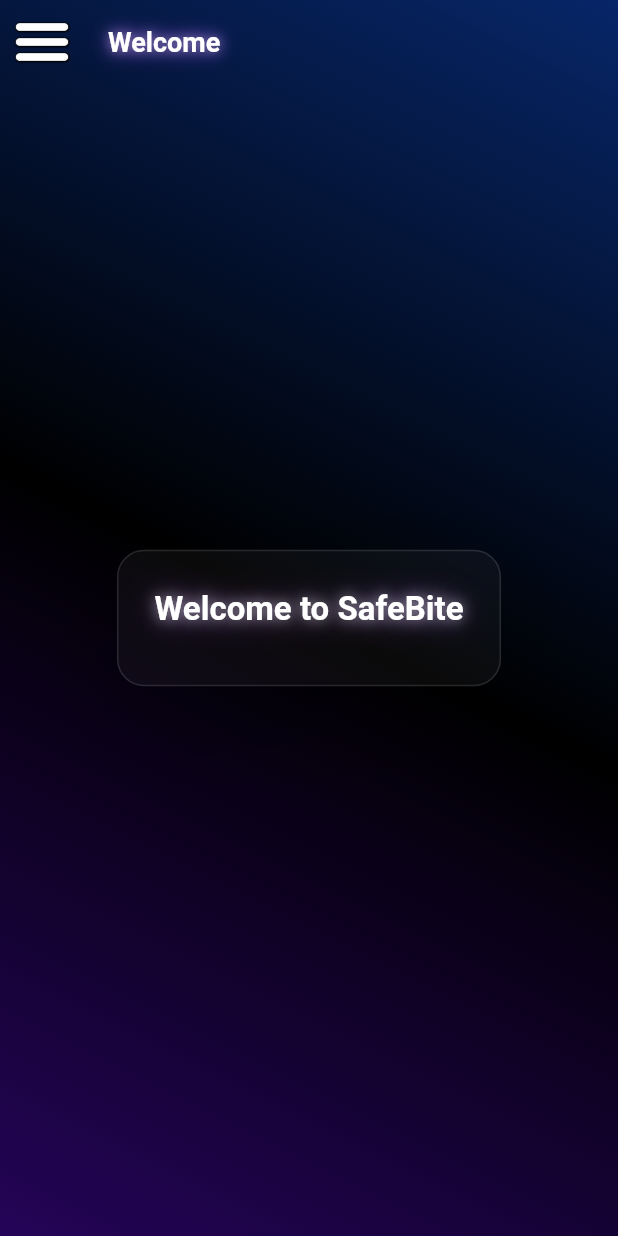
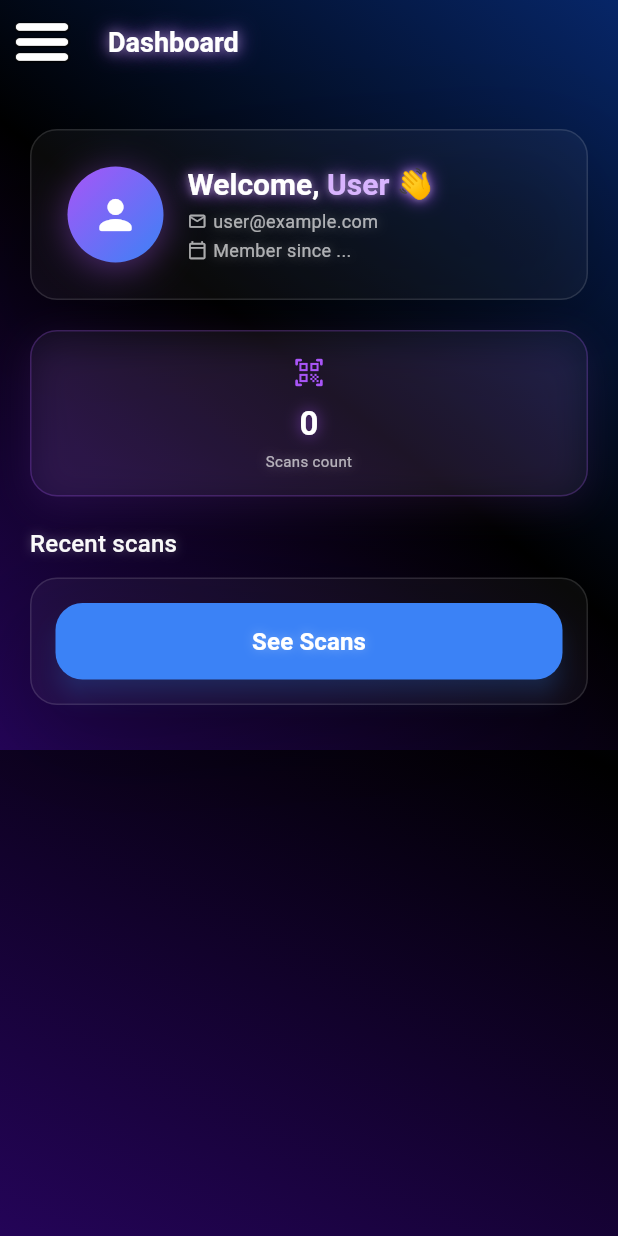
Before and after one commit to JustZhivko/SafeBite, a Flutter app: the screen it shows after launch, on a phone screen of 412 x 824 dp. Run offline on Flutter 3.47's test engine with Material 3 defaults, Android fonts, the phone set to English and light mode, and no system bars.

Commit message:
simple scans page

```diff
--- a/safe_bite/lib/dashboard.dart
+++ b/safe_bite/lib/dashboard.dart
@@ -2,6 +2,7 @@
 import 'background.dart';
 import 'glass_container.dart';
 import 'theme.dart';
+import 'scans.dart';
 
 class DashboardPage extends StatelessWidget {
   // Example user:
@@ -48,9 +49,41 @@
               ),
               const SizedBox(height: 10),
               GlassContainer(
-                padding: const EdgeInsets.all(0),
-                child: Column(children: const [
-
+                padding: const EdgeInsets.all(16),
+                child: Column(
+                  children: [
+                    SizedBox(
+                      width: double.infinity,
+                      child: ElevatedButton(
+                        style: ElevatedButton.styleFrom(
+                          backgroundColor: AppTheme.accent2,
+                          foregroundColor: Colors.white,
+                          padding: const EdgeInsets.symmetric(vertical: 14),
+                          shape: RoundedRectangleBorder(
+                            borderRadius: BorderRadius.circular(
+                              AppTheme.radius,
+                            ),
+                          ),
+                          elevation: 6,
+                          shadowColor: AppTheme.accent2.withOpacity(0.5),
+                        ),
+                        onPressed: () {
+                          Navigator.push(
+                            context,
+                            MaterialPageRoute(
+                              builder: (_) => const ScansPage(),
+                            ),
+                          );
+                        },
+                        child: const Text(
+                          "See Scans",
+                          style: TextStyle(
+                            fontSize: 16,
+                            fontWeight: FontWeight.w600,
+                          ),
+                        ),
+                      ),
+                    ),
                   ],
                 ),
               ),
--- a/safe_bite/lib/main.dart
+++ b/safe_bite/lib/main.dart
@@ -34,7 +34,7 @@
 
 class _MyHomePageState extends State<MyHomePage> {
   int _selectedIndex = 0;
-  bool _isLoggedIn = false;
+  bool _isLoggedIn = true;
   final GlobalKey<ScaffoldState> _scaffoldKey = GlobalKey<ScaffoldState>();
 
   List<Widget> get _pages => [
```
Also changed, not shown: safe_bite/lib/scans.dart (added, +26 -0 lines).
